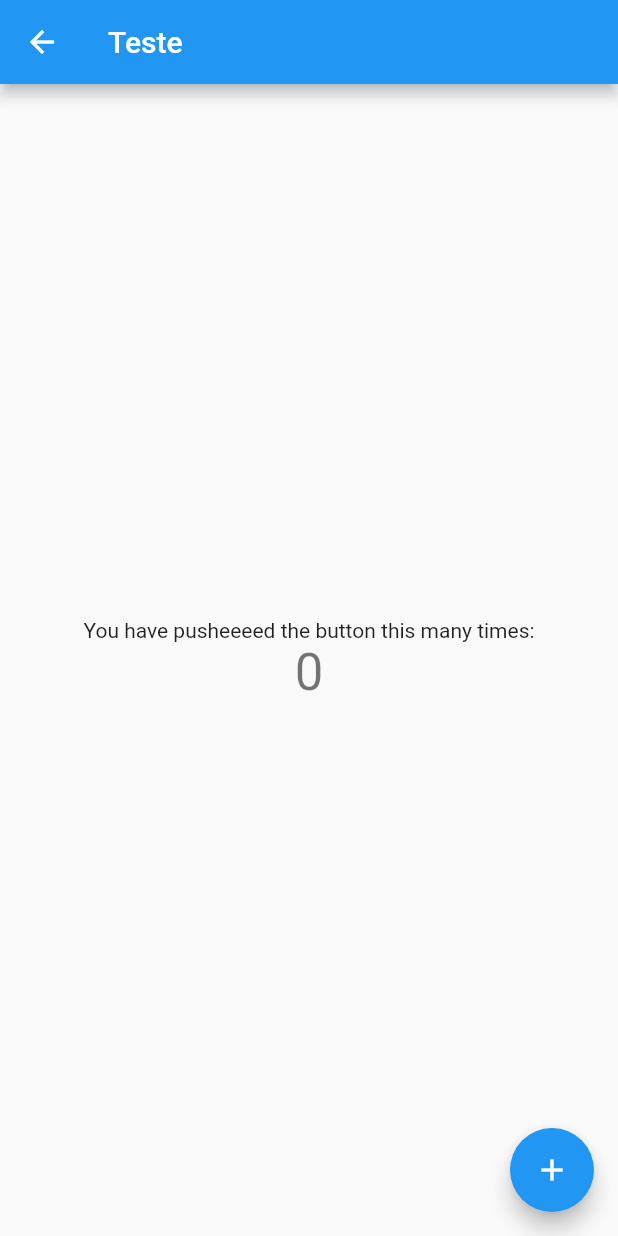
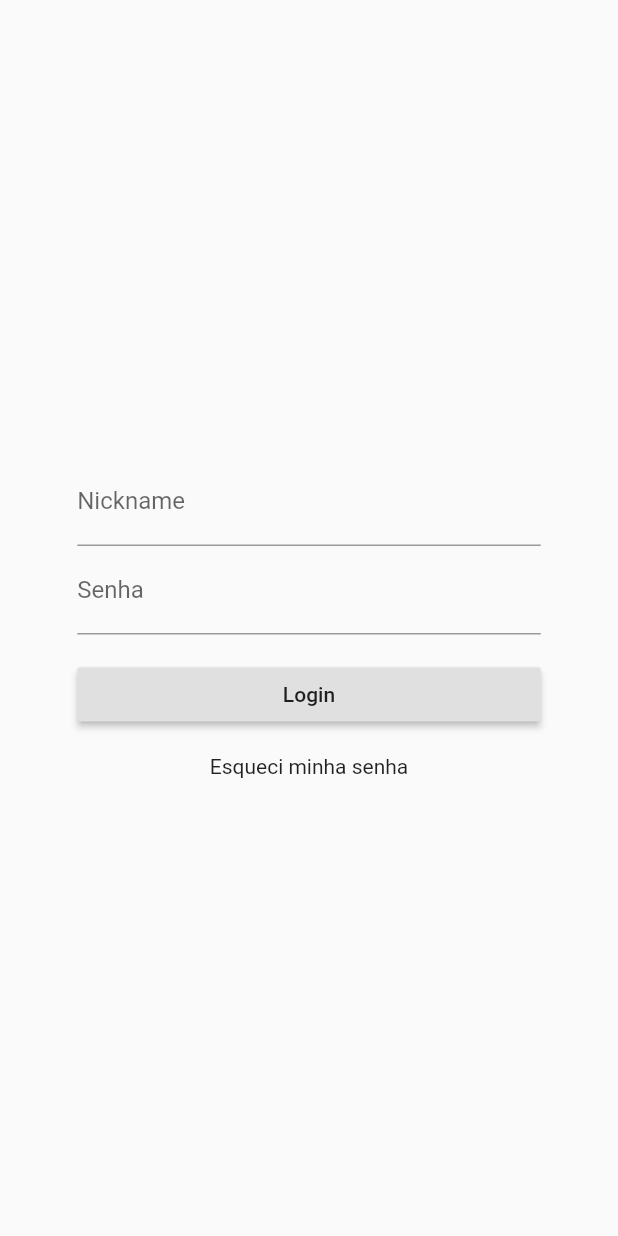
Before and after one commit to joaogolias/rastahouse, a Flutter app: the screen it shows after launch, on a phone screen of 412 x 824 dp. Run offline on Flutter 3.47's test engine with Material 2 defaults, Android fonts, the phone set to English and light mode, and no system bars.

Commit message:
finished login layout

```diff
--- a/lib/ui/containers/login.dart
+++ b/lib/ui/containers/login.dart
@@ -0,0 +1,112 @@
+import 'package:flutter/material.dart';
+
+class LoginPage extends StatefulWidget {
+  @override
+  _LoginPageState createState() => _LoginPageState();
+}
+
+class _LoginPageState extends State<LoginPage> {
+  final _formKey = GlobalKey<FormState>();
+
+  final _nicknameController = TextEditingController();
+  final _passwordController = TextEditingController();
+  final _resetPasswordSnackBar =
+      SnackBar(content: Text('Verifique o seu e-mail :)'));
+
+  String _nicknameError;
+  String _passwordError;
+
+  @override
+  void dispose() {
+    _nicknameController.dispose();
+    _passwordController.dispose();
+    super.dispose();
+  }
+
+  String nicknameValidator() {
+    if (_nicknameController.text.isEmpty) {
+      return 'Coloque seu nickname';
+    }
+    return null;
+  }
+
+  String passwordValidator() {
+    if (_passwordController.text.isEmpty) {
+      return 'Coloque sua senha';
+    } else if (_passwordController.text.length < 6) {
+      return 'A senha deve conter, no mínimo, 6 caracteres';
+    }
+    return null;
+  }
+
+  bool validate() {
+    String nicknameError = nicknameValidator();
+    String passwordError = passwordValidator();
+    setState(() {
+      _nicknameError = nicknameError;
+      _passwordError = passwordError;
+    });
+
+    return nicknameError.isNotEmpty && passwordError.isNotEmpty;
+  }
+
+  void onLoginClick() {
+    if (validate()) {
+      performLogin();
+    }
+  }
+
+  void performLogin() {
+    validate();
+  }
+
+  Function onForgotPasswordClick(BuildContext context) => () {
+        Scaffold.of(context).showSnackBar(_resetPasswordSnackBar);
+      };
+
+  @override
+  Widget build(BuildContext context) {
+    return Scaffold(
+        body: Builder(
+            builder: (context) => Form(
+                key: _formKey,
+                autovalidate: true,
+                child: Center(
+                    child: Column(
+                  mainAxisAlignment: MainAxisAlignment.center,
+                  children: <Widget>[
+                    Container(
+                        width: MediaQuery.of(context).size.width * 0.75,
+                        child: TextFormField(
+                          key: Key("nickname"),
+                          controller: _nicknameController,
+                          decoration: InputDecoration(
+                              errorText: _nicknameError, labelText: "Nickname"),
+                        )),
+                    Container(
+                        width: MediaQuery.of(context).size.width * 0.75,
+                        child: TextFormField(
+                          key: Key("password"),
+                          controller: _passwordController,
+                          decoration: InputDecoration(
+                              errorText: _passwordError, labelText: "Senha"),
+                        )),
+                    Container(
+                        width: MediaQuery.of(context).size.width * 0.75,
+                        margin: EdgeInsets.only(top: 16),
+                        child: RaisedButton(
+                          onPressed: onLoginClick,
+                          child: Text("Login"),
+                        )),
+                    Container(
+                        width: MediaQuery.of(context).size.width * 0.75,
+                        margin: EdgeInsets.only(top: 16),
+                        child: Center(
+                            child: InkWell(
+                          child: Text("Esqueci minha senha"),
+                          onTap: onForgotPasswordClick(context),
+                        ))),
+                  ],
+                )))));
+  }
+}
```
Also changed, not shown: lib/ui/containers/splash.dart (+5 -4 lines), lib/ui/containers/tasksCreation.dart (added).
